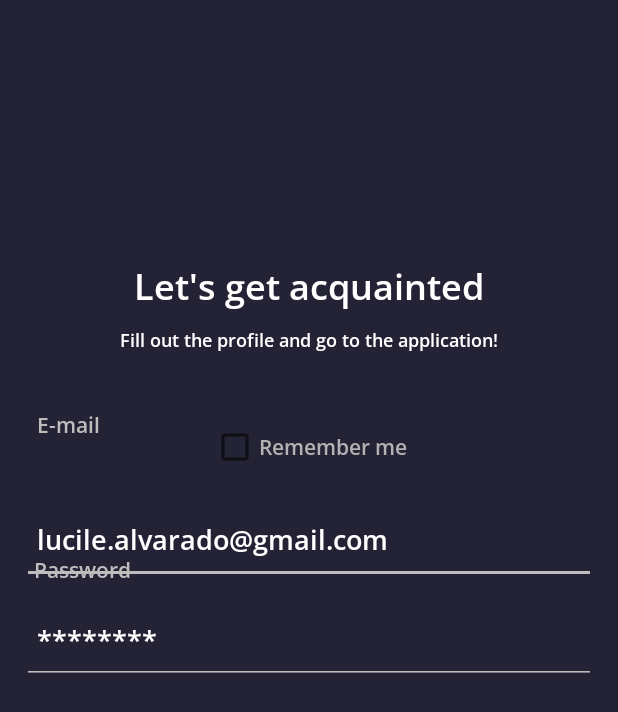
After one commit to andrwdmnqz/android-application, an Android app: the layout register_activity.xml on its own in the app's theme, with its tools: preview values and no code run, on a phone screen of 412 x 824 dp. The commit adds this screen. Shown: the top 712 px of the screen. Run offline under Robolectric (Android 15) with nearby library versions, the phone set to English and light mode, and no system bars.

Commit message:
top part of second activity screen

```diff
--- /dev/null
+++ b/app/src/main/java/com/project/myproject/RegisterActivity.kt
@@ -0,0 +1,11 @@
+package com.project.myproject
+
+import android.os.Bundle
+import androidx.appcompat.app.AppCompatActivity
+
+class RegisterActivity : AppCompatActivity() {
+    override fun onCreate(savedInitialState: Bundle?) {
+        super.onCreate(savedInitialState)
+        setContentView(R.layout.register_activity)
+    }
+}
--- /dev/null
+++ b/app/src/main/res/layout/register_activity.xml
@@ -0,0 +1,123 @@
+<?xml version="1.0" encoding="utf-8"?>
+<androidx.constraintlayout.widget.ConstraintLayout xmlns:android="http://schemas.android.com/apk/res/android"
+    xmlns:app="http://schemas.android.com/apk/res-auto"
+    xmlns:tools="http://schemas.android.com/tools"
+    android:layout_width="match_parent"
+    android:layout_height="match_parent">
+
+    <View
+        android:id="@+id/view"
+        android:layout_width="0dp"
+        android:layout_height="0dp"
+        android:background="@drawable/rectangle"
+        app:layout_constraintBottom_toBottomOf="parent"
+        app:layout_constraintEnd_toEndOf="parent"
+        app:layout_constraintStart_toStartOf="parent"
+        app:layout_constraintTop_toTopOf="parent" />
+
+    <TextView
+        android:id="@+id/acquainted_text"
+        style="@style/h1_style"
+        android:layout_width="wrap_content"
+        android:layout_height="wrap_content"
+        android:text="@string/acquainted_text"
+        android:textColor="@color/white"
+        app:layout_constraintBottom_toBottomOf="parent"
+        app:layout_constraintEnd_toEndOf="parent"
+        app:layout_constraintStart_toStartOf="parent"
+        app:layout_constraintTop_toTopOf="parent"
+        app:layout_constraintVertical_bias="@dimen/acquainted_vertical" />
+
+    <TextView
+        android:id="@+id/textView3"
+        style="@style/h4_style"
+        android:layout_width="wrap_content"
+        android:layout_height="wrap_content"
+        android:text="@string/fill_the_profile_text"
+        android:textColor="@color/white"
+        app:layout_constraintBottom_toBottomOf="parent"
+        app:layout_constraintEnd_toEndOf="parent"
+        app:layout_constraintStart_toStartOf="parent"
+        app:layout_constraintTop_toTopOf="parent"
+        app:layout_constraintVertical_bias="@dimen/fill_the_profile_vertical" />
+
+    <TextView
+        android:id="@+id/textView5"
+        style="@style/h3_style"
+        android:layout_width="wrap_content"
+        android:layout_height="wrap_content"
+        android:text="@string/email_label"
+        android:textColor="@color/gray_two"
+        app:layout_constraintBottom_toBottomOf="parent"
+        app:layout_constraintEnd_toEndOf="parent"
+        app:layout_constraintHorizontal_bias="@dimen/email_label_horizontal"
+        app:layout_constraintStart_toStartOf="parent"
+        app:layout_constraintTop_toTopOf="parent"
+        app:layout_constraintVertical_bias="@dimen/email_label_vertical" />
+
+    <EditText
+        android:id="@+id/editText"
+        style="@style/h2_style"
+        android:layout_width="0dp"
+        android:layout_height="0dp"
+        android:layout_marginBottom="421dp"
+        android:backgroundTint="@color/gray_two"
+        android:paddingStart="@dimen/email_input_padding"
+        android:paddingEnd="0dp"
+        android:text="@string/email_input_text"
+        android:textColor="@color/white"
+        app:layout_constraintBottom_toBottomOf="parent"
+        app:layout_constraintEnd_toEndOf="parent"
+        app:layout_constraintHeight_percent="@dimen/email_input_height"
+        app:layout_constraintStart_toStartOf="parent"
+        app:layout_constraintTop_toBottomOf="@+id/checkBox"
+        app:layout_constraintVertical_bias="0.38"
+        app:layout_constraintWidth_percent="@dimen/email_input_width" />
+
+    <TextView
+        android:id="@+id/textView6"
+        style="@style/h3_style"
+        android:layout_width="wrap_content"
+        android:layout_height="wrap_content"
+        android:text="@string/password_label"
+        android:textColor="@color/gray_two"
+        app:layout_constraintBottom_toBottomOf="parent"
+        app:layout_constraintEnd_toEndOf="parent"
+        app:layout_constraintHorizontal_bias="@dimen/email_label_horizontal"
+        app:layout_constraintStart_toStartOf="parent"
+        app:layout_constraintTop_toTopOf="parent"
+        app:layout_constraintVertical_bias="@dimen/password_label_vertical" />
+
+    <EditText
+        android:id="@+id/editText2"
+        style="@style/h2_style"
+        android:layout_width="0dp"
+        android:layout_height="0dp"
+        android:backgroundTint="@color/gray_two"
+        android:paddingStart="@dimen/password_input_padding"
+        android:paddingEnd="0dp"
+        android:text="@string/password_input_text"
+        android:textColor="@color/white"
+        app:layout_constraintBottom_toBottomOf="parent"
+        app:layout_constraintEnd_toEndOf="parent"
+        app:layout_constraintHeight_percent="@dimen/password_input_height"
+        app:layout_constraintStart_toStartOf="parent"
+        app:layout_constraintTop_toTopOf="parent"
+        app:layout_constraintVertical_bias="@dimen/password_input_vertical"
+        app:layout_constraintWidth_percent="@dimen/password_input_width" />
+
+    <CheckBox
+        android:id="@+id/checkBox"
+        style="@style/h3_style"
+        android:layout_width="wrap_content"
+        android:layout_height="50dp"
+        android:layout_marginBottom="227dp"
+        android:backgroundTint="@color/gray_one"
+        android:text="Remember me"
+        android:textColor="@color/gray_one"
+        app:layout_constraintBottom_toBottomOf="parent"
+        app:layout_constraintEnd_toEndOf="parent"
+        app:layout_constraintStart_toStartOf="parent"
+        app:layout_constraintTop_toTopOf="parent" />
+
+</androidx.constraintlayout.widget.ConstraintLayout>
--- a/app/src/main/res/values/colors.xml
+++ b/app/src/main/res/values/colors.xml
@@ -3,7 +3,8 @@
     <color name="black">#FF000000</color>
     <color name="white">#FFFFFFFF</color>
     <color name="dark_blue">#242235</color>
-    <color name="gray">#B2B2B3</color>
+    <color name="gray_one">#B2B2B3</color>
+    <color name="gray_two">#BDBDBD</color>
     <color name="transparent_color">#00000000</color>
     <color name="orange">#FB5E06</color>
 </resources>
--- a/app/src/main/res/values/dimensions.xml
+++ b/app/src/main/res/values/dimensions.xml
@@ -32,6 +32,14 @@
 
     <dimen name="acquainted_vertical">0.22</dimen>
     <dimen name="fill_the_profile_vertical">0.27</dimen>
-    <dimen name="email_label_horizontal">0.075</dimen>
+    <dimen name="email_label_horizontal">0.066</dimen>
     <dimen name="email_label_vertical">0.34</dimen>
+    <dimen name="email_input_height">0.07</dimen>
+    <dimen name="email_input_width">0.93</dimen>
+    <dimen name="email_input_padding">10dp</dimen>
+    <dimen name="password_input_height">0.07</dimen>
+    <dimen name="password_input_width">0.93</dimen>
+    <dimen name="password_label_vertical">0.46</dimen>
+    <dimen name="password_input_vertical">0.52</dimen>
+    <dimen name="password_input_padding">10dp</dimen>
 </resources>
--- a/app/src/main/res/values/strings.xml
+++ b/app/src/main/res/values/strings.xml
@@ -16,4 +16,6 @@
     <string name="fill_the_profile_text">Fill out the profile and go to the application!</string>
     <string name="email_label">E-mail</string>
     <string name="email_input_text">lucile.alvarado@gmail.com</string>
+    <string name="password_label">Password</string>
+    <string name="password_input_text">********</string>
 </resources>
```
